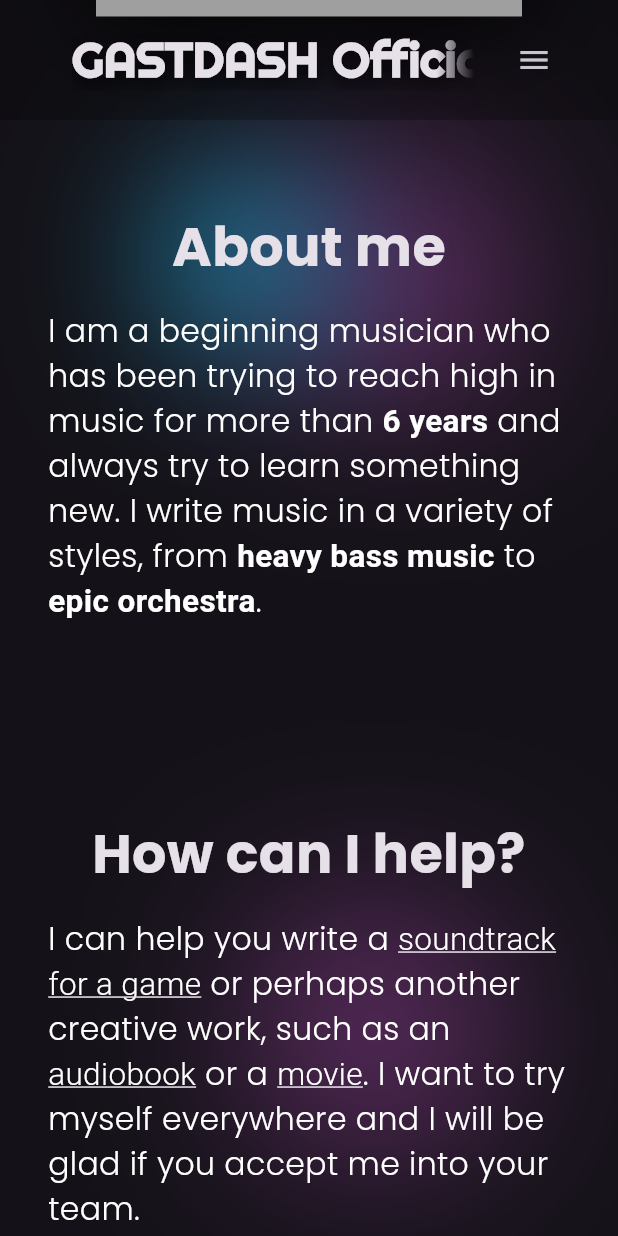
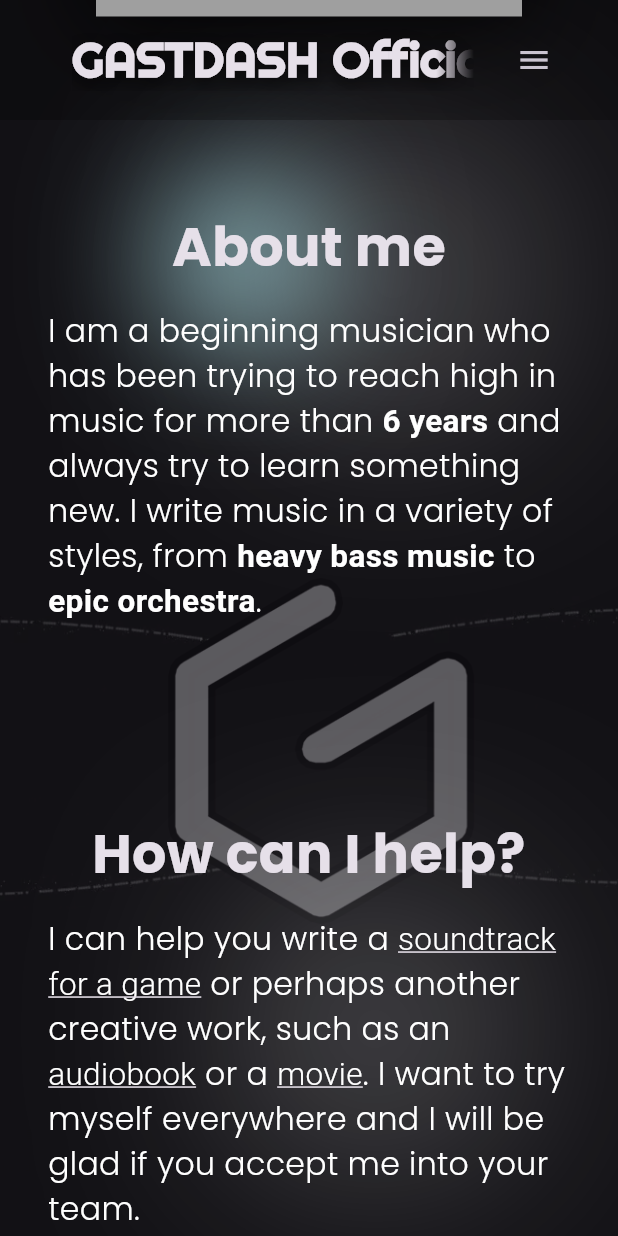
Before and after one commit to GASTDASH/GASTDASH.github.io, a Flutter app: the screen it shows after launch, scrolled down 3456 dp, on a phone screen of 412 x 824 dp. Run offline on Flutter 3.47's test engine with Material 3 defaults, Android fonts, the phone set to English and light mode, and no system bars; our stand-ins replace flutter_svg, flutter_widget_from_html, go_router, loading_indicator.

Commit message:
Изменение дизайна. Добавлена текстура у BlurredContainer. Добавлен задний фон

```diff
--- a/gastdash_website_flutter/lib/core/presentation/widgets/blurred_container.dart
+++ b/gastdash_website_flutter/lib/core/presentation/widgets/blurred_container.dart
@@ -28,7 +28,6 @@ class BlurredContainer extends StatelessWidget {
           child: Container(
             width: width,
             height: height,
-            padding: EdgeInsets.all(20),
             decoration: BoxDecoration(
               color: Colors.grey.shade200.withValues(alpha: 0.1),
               borderRadius: BorderRadius.circular(24),
@@ -37,7 +36,21 @@ class BlurredContainer extends StatelessWidget {
                 width: 2,
               ),
             ),
-            child: child,
+            child: Stack(
+              alignment: AlignmentGeometry.center,
+              children: [
+                Positioned.fill(
+                  child: Opacity(
+                    opacity: 0.05,
+                    child: Image(
+                      image: AssetImage('assets/images/noise.png'),
+                      fit: BoxFit.fill,
+                    ),
+                  ),
+                ),
+                Padding(padding: EdgeInsets.all(20), child: child),
+              ],
+            ),
           ),
         ),
       ),
--- a/gastdash_website_flutter/lib/features/index/presentation/index_page.dart
+++ b/gastdash_website_flutter/lib/features/index/presentation/index_page.dart
@@ -27,14 +27,26 @@ class IndexPage extends StatelessWidget {
                   return Stack(
                     children: [
                       Positioned(
+                        top: provider.topOffset / 20,
+                        width: MediaQuery.of(context).size.width,
+                        height: 1400,
+                        child: Opacity(
+                          opacity: 0.3,
+                          child: Image.asset(
+                            'assets/images/GASTDASH_BG.png',
+                            fit: BoxFit.fitHeight,
+                          ),
+                        ),
+                      ),
+                      Positioned(
                         top: provider.topOffset / 4,
                         width: MediaQuery.of(context).size.width,
-                        child: BackgroundStack1(),
+                        child: BackgroundStack1(color: Colors.white),
                       ),
                       Positioned(
                         top: provider.topOffset / 2,
                         width: MediaQuery.of(context).size.width,
-                        child: BackgroundStack2(),
+                        child: BackgroundStack2(color: Colors.cyan.shade100),
                       ),
                     ],
                   );
--- a/gastdash_website_flutter/lib/features/index/presentation/widgets/background_light.dart
+++ b/gastdash_website_flutter/lib/features/index/presentation/widgets/background_light.dart
@@ -9,7 +9,7 @@ class BackgroundLight extends StatelessWidget {
     this.right = 0,
     required this.color,
     required this.alignment,
-    this.blurRadius = 120,
+    this.blurRadius = 150,
   });
 
   final AlignmentGeometry alignment;
--- a/gastdash_website_flutter/lib/features/index/presentation/widgets/background_stack.dart
+++ b/gastdash_website_flutter/lib/features/index/presentation/widgets/background_stack.dart
@@ -1,8 +1,14 @@
 import 'package:flutter/material.dart';
 import 'package:gastdash_website_flutter/features/index/index.dart';
 
-class BackgroundStack1 extends StatelessWidget {
-  const BackgroundStack1({super.key});
+abstract class BackgroundStack extends StatelessWidget {
+  const BackgroundStack({super.key, required this.color});
+
+  final Color color;
+}
+
+class BackgroundStack1 extends BackgroundStack {
+  const BackgroundStack1({super.key, required super.color});
 
   @override
   Widget build(BuildContext context) {
@@ -10,7 +16,7 @@ class BackgroundStack1 extends StatelessWidget {
       children: [
         BackgroundLight(
           alignment: AlignmentGeometry.topRight,
-          color: Color.fromARGB(255, 252, 102, 255),
+          color: color,
           right: 350,
           top: 120,
         ),
@@ -21,26 +27,26 @@ class BackgroundStack1 extends StatelessWidget {
         // ),
         BackgroundLight(
           alignment: AlignmentGeometry.topLeft,
-          color: Color.fromARGB(255, 252, 102, 255),
+          color: color,
           left: 100,
           top: 600,
         ),
         BackgroundLight(
           alignment: AlignmentGeometry.topRight,
-          color: Color.fromARGB(255, 252, 102, 255),
+          color: color,
           right: 100,
           top: 1000,
         ),
         BackgroundLight(
           alignment: AlignmentGeometry.topLeft,
-          color: Color.fromARGB(255, 252, 102, 255),
+          color: color,
           left: 200,
           top: 1500,
         ),
 
         BackgroundLight(
           alignment: AlignmentGeometry.topLeft,
-          color: Color.fromARGB(255, 252, 102, 255),
+          color: color,
           left: 100,
           top: 2000,
         ),
@@ -49,8 +55,8 @@ class BackgroundStack1 extends StatelessWidget {
   }
 }
 
-class BackgroundStack2 extends StatelessWidget {
-  const BackgroundStack2({super.key});
+class BackgroundStack2 extends BackgroundStack {
+  const BackgroundStack2({super.key, required super.color});
 
   @override
   Widget build(BuildContext context) {
@@ -58,36 +64,36 @@ class BackgroundStack2 extends StatelessWidget {
       children: [
         BackgroundLight(
           alignment: AlignmentGeometry.topRight,
-          color: Color(0xFF18B2DE),
-          blurRadius: 90,
+          color: color,
+          blurRadius: 80,
           right: 80,
           top: 450,
         ),
         BackgroundLight(
           alignment: AlignmentGeometry.topLeft,
-          color: Color(0xFF18B2DE),
-          blurRadius: 90,
+          color: color,
+          blurRadius: 80,
           left: 300,
           top: 900,
         ),
         BackgroundLight(
           alignment: AlignmentGeometry.topRight,
-          color: Color(0xFF18B2DE),
-          blurRadius: 90,
+          color: color,
+          blurRadius: 80,
           right: 300,
           top: 1200,
         ),
         BackgroundLight(
           alignment: AlignmentGeometry.topRight,
-          color: Color(0xFF18B2DE),
-          blurRadius: 90,
+          color: color,
+          blurRadius: 80,
           right: 200,
           top: 1850,
         ),
         BackgroundLight(
           alignment: AlignmentGeometry.topLeft,
-          color: Color(0xFF18B2DE),
-          blurRadius: 90,
+          color: color,
+          blurRadius: 80,
           left: 500,
           top: 2200,
         ),
--- a/gastdash_website_flutter/pubspec.yaml
+++ b/gastdash_website_flutter/pubspec.yaml
@@ -12,7 +12,6 @@ dependencies:
   flutter_launcher_icons: ^0.14.4
   flutter_svg: ^2.2.0
   flutter_widget_from_html: ^0.17.0
-  glass_kit: ^4.0.1
   go_router: ^16.2.0
   loading_indicator: ^3.1.1
   provider: ^6.1.5+1
```
Also changed, not shown: gastdash_website_flutter/assets/images/GASTDASH_BG.png (added), gastdash_website_flutter/assets/images/noise.png (added), gastdash_website_flutter/pubspec.lock.
